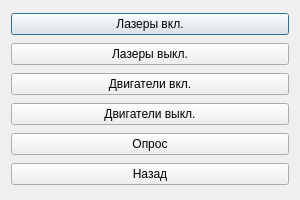
First picture: the form in testkoagr.ui, repository krang4d/Agrekola, before the edit.
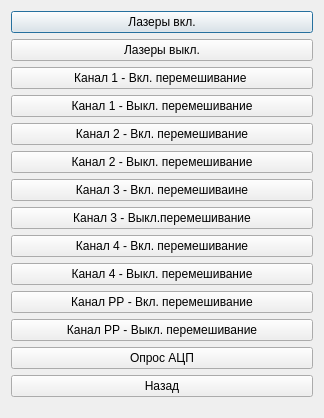
Second picture: the form after the edit.

Commit message: add the TestKoAgr widget class for check the system

Diff of the .ui file:
```diff
--- a/testkoagr.ui
+++ b/testkoagr.ui
@@ -6,8 +6,8 @@
    <rect>
     <x>0</x>
     <y>0</y>
-    <width>300</width>
-    <height>200</height>
+    <width>324</width>
+    <height>418</height>
    </rect>
   </property>
   <property name="windowTitle">
@@ -31,21 +31,77 @@
    <item>
     <widget class="QPushButton" name="pushButton_onmotor">
      <property name="text">
-      <string>Двигатели вкл.</string>
+      <string>Канал 1 - Вкл. перемешивание </string>
      </property>
     </widget>
    </item>
    <item>
     <widget class="QPushButton" name="pushButton_offmotor">
      <property name="text">
-      <string>Двигатели выкл.</string>
+      <string>Канал 1 - Выкл. перемешивание</string>
+     </property>
+    </widget>
+   </item>
+   <item>
+    <widget class="QPushButton" name="pushButton_onMix2">
+     <property name="text">
+      <string>Канал 2 - Вкл. перемешивание</string>
+     </property>
+    </widget>
+   </item>
+   <item>
+    <widget class="QPushButton" name="pushButton_offMix2">
+     <property name="text">
+      <string>Канал 2 - Выкл. перемешивание</string>
+     </property>
+    </widget>
+   </item>
+   <item>
+    <widget class="QPushButton" name="pushButton_onMix3">
+     <property name="text">
+      <string>Канал 3 - Вкл. перемешиваине</string>
+     </property>
+    </widget>
+   </item>
+   <item>
+    <widget class="QPushButton" name="pushButton_offMix3">
+     <property name="text">
+      <string>Канал 3 - Выкл.перемешивание</string>
+     </property>
+    </widget>
+   </item>
+   <item>
+    <widget class="QPushButton" name="pushButton_onMix4">
+     <property name="text">
+      <string>Канал 4 - Вкл. перемешивание</string>
+     </property>
+    </widget>
+   </item>
+   <item>
+    <widget class="QPushButton" name="pushButton_offMix4">
+     <property name="text">
+      <string>Канал 4 - Выкл. перемешивание</string>
+     </property>
+    </widget>
+   </item>
+   <item>
+    <widget class="QPushButton" name="pushButton_onMixPP">
+     <property name="text">
+      <string>Канал РР - Вкл. перемешивание</string>
+     </property>
+    </widget>
+   </item>
+   <item>
+    <widget class="QPushButton" name="pushButton_offMixPP">
+     <property name="text">
+      <string>Канал РР - Выкл. перемешивание</string>
      </property>
     </widget>
    </item>
    <item>
     <widget class="QPushButton" name="pushButton_poll">
      <property name="text">
-      <string>Опрос</string>
+      <string>Опрос АЦП</string>
      </property>
     </widget>
    </item>
```
Left out of the diff: 18 changed lines with no effect on the pictures. The commit also changes 15 other files.
